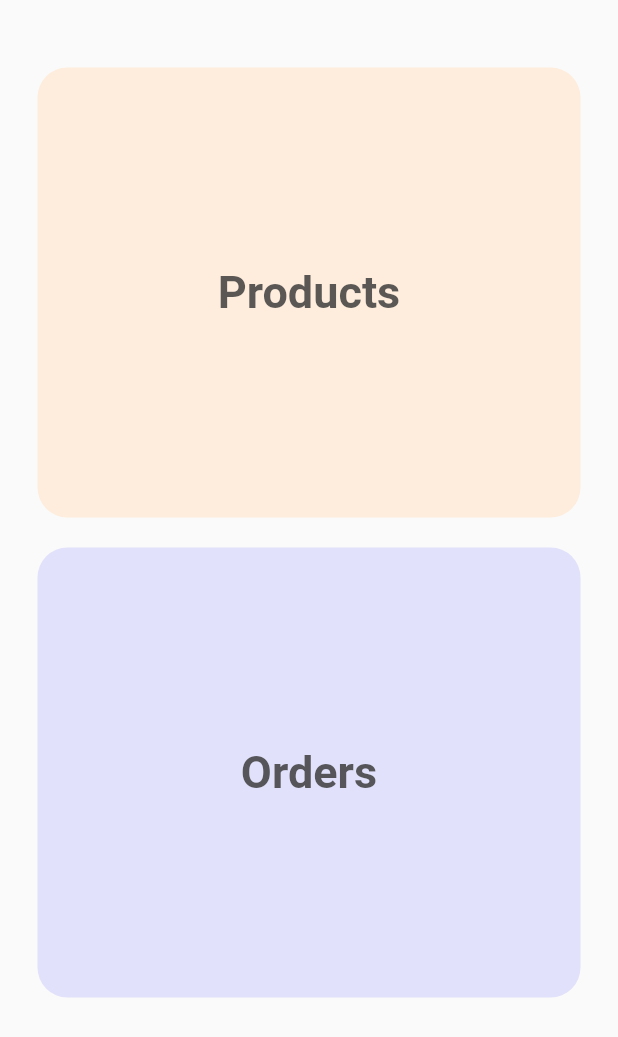
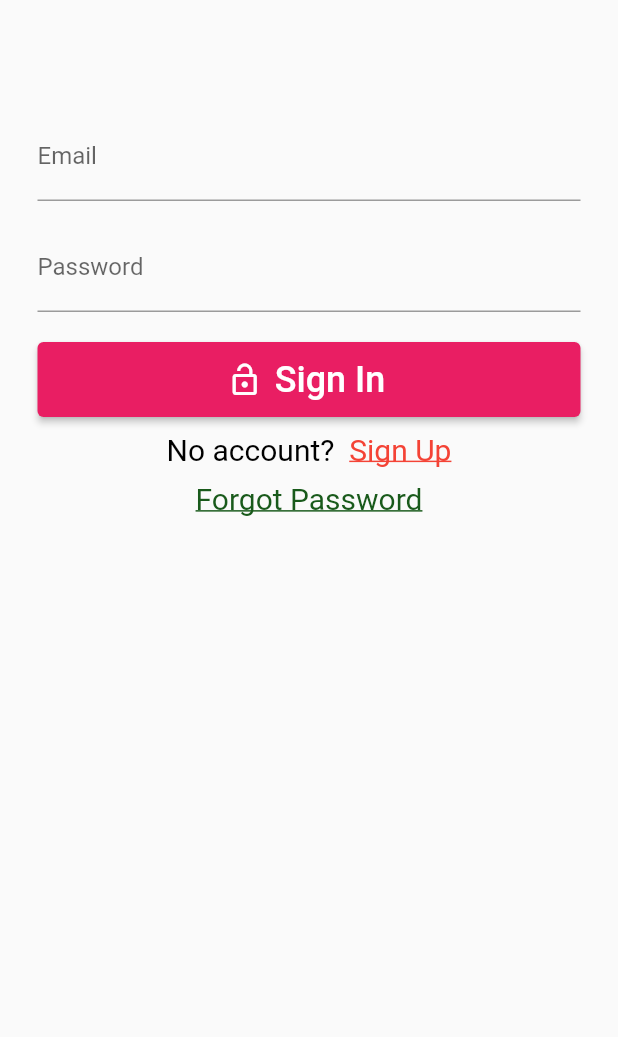
Before and after one commit to Hazem-smawy/flutter_firebase_connect, a Flutter app: the screen it shows after launch, on a phone screen of 412 x 824 dp. Shown: the top 1037 px of the screen. Run offline on Flutter 3.47's test engine with Material 2 defaults, Android fonts, the phone set to English and light mode, and no system bars; our stand-ins replace cloud_firestore, equatable, firebase_auth, firebase_core, firebase_storage, flutter_screenutil and 5 more; missing offline and left inert: date_time_field; accounts and stored records are empty.

Commit message:
add the firebase Auth package to the project

```diff
--- /dev/null
+++ b/lib/admin/screens/auth/login_widget.dart
@@ -0,0 +1,129 @@
+import 'package:firebase_auth/firebase_auth.dart';
+import 'package:flutter/gestures.dart';
+import 'package:flutter/material.dart';
+import 'package:flutter_fire_base/admin/screens/auth/forgot_password.dart';
+import 'package:flutter_fire_base/admin/screens/auth/utils.dart';
+import 'package:get/get.dart';
+
+class LoginWidget extends StatefulWidget {
+  final VoidCallback onClickedSignUp;
+
+  const LoginWidget({super.key, required this.onClickedSignUp});
+
+  @override
+  State<LoginWidget> createState() => _LoginWidgetState();
+}
+
+class _LoginWidgetState extends State<LoginWidget> {
+  TextEditingController emailController = TextEditingController();
+  TextEditingController passwordController = TextEditingController();
+
+  @override
+  void dispose() {
+    // TODO: implement dispose
+    emailController.dispose();
+    passwordController.dispose();
+    super.dispose();
+  }
+
+  @override
+  Widget build(BuildContext context) {
+    return Scaffold(
+      body: Padding(
+        padding: const EdgeInsets.all(25),
+        child: Column(
+          children: [
+            const SizedBox(
+              height: 50,
+            ),
+            TextField(
+              controller: emailController,
+              textInputAction: TextInputAction.next,
+              decoration: const InputDecoration(labelText: 'Email'),
+            ),
+            const SizedBox(
+              height: 15,
+            ),
+            TextField(
+              controller: passwordController,
+              textInputAction: TextInputAction.next,
+              decoration: const InputDecoration(labelText: 'Password'),
+            ),
+            const SizedBox(
+              height: 20,
+            ),
+            ElevatedButton.icon(
+              onPressed: () {
+                SignIn();
+              },
+              style: ElevatedButton.styleFrom(
+                  minimumSize: const Size.fromHeight(50)),
+              icon: const Icon(Icons.lock_open),
+              label: const Text(
+                'Sign In',
+                style: TextStyle(fontSize: 24),
+              ),
+            ),
+            const SizedBox(
+              height: 10,
+            ),
+            RichText(
+              text: TextSpan(
+                style: const TextStyle(
+                  fontSize: 20,
+                  color: Colors.black,
+                ),
+                text: 'No account?  ',
+                children: [
+                  TextSpan(
+                    recognizer: TapGestureRecognizer()
+                      ..onTap = widget.onClickedSignUp,
+                    text: 'Sign Up',
+                    style: const TextStyle(
+                        decoration: TextDecoration.underline,
+                        color: Colors.red),
+                  )
+                ],
+              ),
+            ),
+            const SizedBox(
+              height: 10,
+            ),
+            GestureDetector(
+              child: const Text(
+                "Forgot Password",
+                style: TextStyle(
+                  decoration: TextDecoration.underline,
+                  color: Color.fromARGB(255, 25, 90, 27),
+                  fontSize: 20,
+                ),
+              ),
+              onTap: () {
+                Get.to(() => ForgotPassword());
+              },
+            )
+          ],
+        ),
+      ),
+    );
+  }
+
+  Future SignIn() async {
+    showDialog(
+      context: context,
+      barrierDismissible: false,
+      builder: (context) => const Center(
+        child: CircularProgressIndicator(),
+      ),
+    );
+    try {
+      await FirebaseAuth.instance.signInWithEmailAndPassword(
+        email: emailController.text.trim(),
+        password: passwordController.text.trim(),
+      );
+    } on FirebaseAuthException catch (e) {
+      Utils.showSnackBar(e.message);
+    }
+    Navigator.pop(context);
+  }
+}
--- /dev/null
+++ b/lib/admin/screens/auth/user_model.dart
@@ -0,0 +1,5 @@
+class User {
+  final String email;
+  final String password;
+  User({required this.email, required this.password});
+}
--- a/lib/main.dart
+++ b/lib/main.dart
@@ -1,7 +1,11 @@
-import 'package:cloud_firestore/cloud_firestore.dart';
+import 'package:firebase_auth/firebase_auth.dart';
 import 'package:flutter/material.dart';
 import 'package:firebase_core/firebase_core.dart';
-import 'package:flutter_fire_base/admin/screens/home_screen.dart';
+import 'package:flutter_fire_base/admin/screens/auth/login_widget.dart';
+import 'package:flutter_fire_base/admin/screens/auth/sign_widget.dart';
+import 'package:flutter_fire_base/admin/screens/auth/utils.dart';
+import 'package:flutter_fire_base/admin/screens/auth/verify_email_page.dart';
+import 'package:flutter_fire_base/ui/home_screen.dart';
 import 'package:flutter_screenutil/flutter_screenutil.dart';
 import 'package:get/get.dart';
 import 'firebase_options.dart';
@@ -9,12 +13,12 @@ import 'firebase_options.dart';
 void main() async {
   WidgetsFlutterBinding.ensureInitialized();
   await Firebase.initializeApp(options: DefaultFirebaseOptions.currentPlatform);
-  runApp(const MyApp());
+  runApp(MyApp());
 }
 
 class MyApp extends StatelessWidget {
-  const MyApp({super.key});
-
+  MyApp({super.key});
+  final navigatorKey = GlobalKey<NavigatorState>();
   // This widget is the root of your application.
   @override
   Widget build(BuildContext context) {
@@ -22,15 +26,57 @@ class MyApp extends StatelessWidget {
       designSize: const Size(375, 812),
       builder: (context, child) {
         return GetMaterialApp(
+          scaffoldMessengerKey: Utils.messengerKey,
           debugShowCheckedModeBanner: false,
+          navigatorKey: navigatorKey,
           title: 'Flutter Demo',
           theme: ThemeData(
             primarySwatch: Colors.pink,
           ),
-          home: const AdminHomeScreen(),
-
+          home: const MainPage(),
         );
       },
     );
   }
 }
+
+class MainPage extends StatelessWidget {
+  const MainPage({super.key});
+
+  @override
+  Widget build(BuildContext context) {
+    return Scaffold(
+      body: StreamBuilder<User?>(
+        stream: FirebaseAuth.instance.authStateChanges(),
+        builder: (BuildContext context, AsyncSnapshot snapshot) {
+          if (snapshot.hasData) {
+            return const VerifyEmailPage();
+          } else {
+            return const AuthPage();
+          }
+        },
+      ),
+    );
+  }
+}
+
+class AuthPage extends StatefulWidget {
+  const AuthPage({super.key});
+
+  @override
+  State<AuthPage> createState() => _AuthPageState();
+}
+
+class _AuthPageState extends State<AuthPage> {
+  bool isLogin = true;
+  @override
+  Widget build(BuildContext context) {
+    return isLogin
+        ? LoginWidget(onClickedSignUp: toggle)
+        : SignUpWidget(onClickedSignUp: toggle);
+  }
+
+  void toggle() => setState(() {
+        isLogin = !isLogin;
+      });
+}
```
Also changed, not shown: lib/admin/screens/auth/forgot_password.dart (added, +73 -0 lines), lib/admin/screens/auth/sign_widget.dart (added, +133 -0 lines), lib/admin/screens/auth/utils.dart (added, +19 -0 lines), lib/admin/screens/auth/verify_email_page.dart (added, +116 -0 lines), lib/ui/home_screen.dart (+38 -1 lines).
